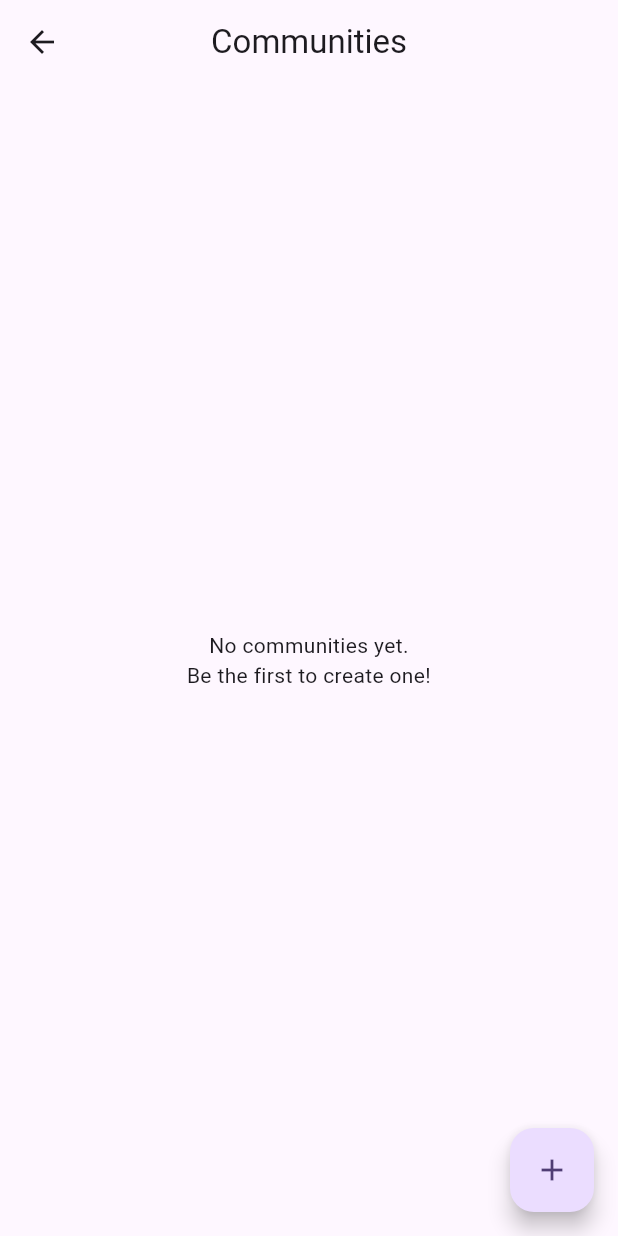
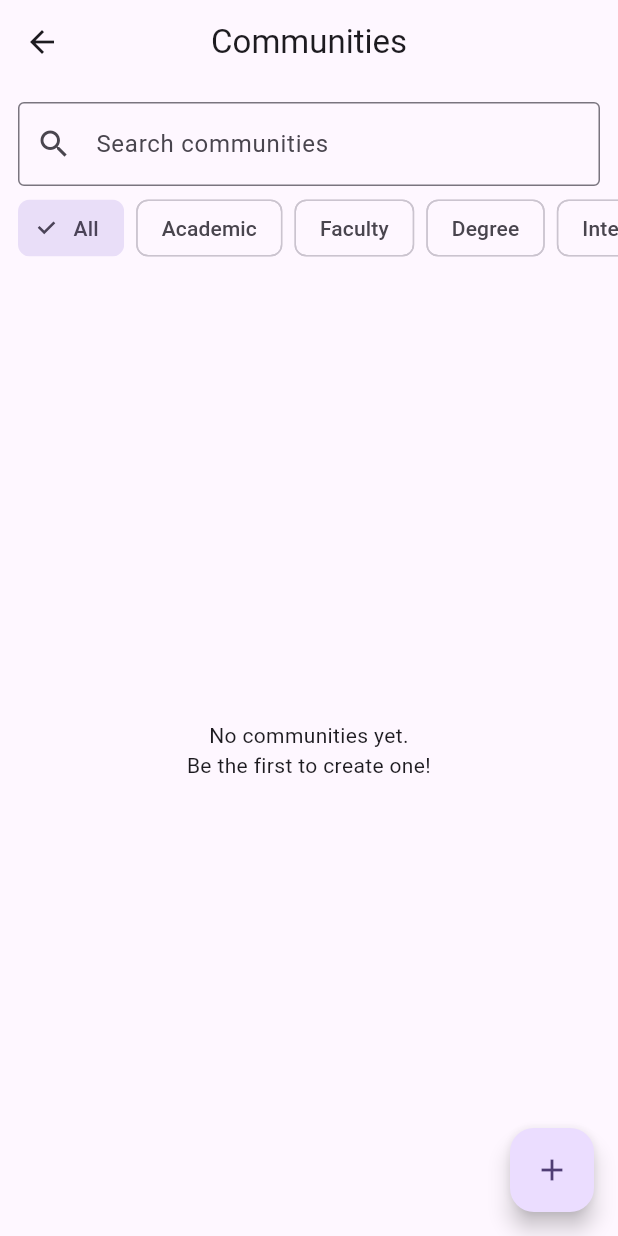
Before and after one commit to Arankan05/onecamp, a Flutter app: the CommunityListScreen screen opened directly, on a phone screen of 412 x 824 dp. Run offline on Flutter 3.47's test engine with Material 3 defaults, Android fonts, the phone set to English and light mode, and no system bars; our stand-ins replace cloud_firestore, firebase_auth, firebase_core; accounts and stored records are empty.

Commit message:
Add search and category filter

```diff
--- a/lib/features/communities/screens/community_list_screen.dart
+++ b/lib/features/communities/screens/community_list_screen.dart
@@ -1,5 +1,6 @@
 import 'package:flutter/material.dart';
 
+import '../community_constants.dart';
 import '../controllers/community_controller.dart';
 import '../models/community.dart';
 import 'community_details_screen.dart';
@@ -14,11 +15,82 @@ class CommunityListScreen extends StatefulWidget {
 
 class _CommunityListScreenState extends State<CommunityListScreen> {
   final CommunityController _controller = CommunityController();
+  final TextEditingController _searchController = TextEditingController();
+
+  String _query = '';
+  String? _selectedCategory; // null means "All"
 
   @override
   void dispose() {
+    _searchController.dispose();
     _controller.dispose();
     super.dispose();
+  }
+
+  List<Community> _applyFilters(List<Community> all) {
+    final query = _query.trim().toLowerCase();
+    return all.where((c) {
+      final matchesName = query.isEmpty || c.name.toLowerCase().contains(query);
+      final matchesCategory =
+          _selectedCategory == null || c.category == _selectedCategory;
+      return matchesName && matchesCategory;
+    }).toList();
+  }
+
+  Widget _buildFilters() {
+    return Column(
+      children: [
+        Padding(
+          padding: const EdgeInsets.fromLTRB(12, 12, 12, 4),
+          child: TextField(
+            controller: _searchController,
+            decoration: InputDecoration(
+              hintText: 'Search communities',
+              prefixIcon: const Icon(Icons.search),
+              border: const OutlineInputBorder(),
+              suffixIcon: _query.isEmpty
+                  ? null
+                  : IconButton(
+                      icon: const Icon(Icons.clear),
+                      onPressed: () {
+                        _searchController.clear();
+                        setState(() => _query = '');
+                      },
+                    ),
+            ),
+            onChanged: (value) => setState(() => _query = value),
+          ),
+        ),
+        SizedBox(
+          height: 48,
+          child: ListView(
+            scrollDirection: Axis.horizontal,
+            padding: const EdgeInsets.symmetric(horizontal: 12),
+            children: [
+              Padding(
+                padding: const EdgeInsets.only(right: 8),
+                child: ChoiceChip(
+                  label: const Text('All'),
+                  selected: _selectedCategory == null,
+                  onSelected: (_) => setState(() => _selectedCategory = null),
+                ),
+              ),
+              ...CommunityConstants.categories.map(
+                (category) => Padding(
+                  padding: const EdgeInsets.only(right: 8),
+                  child: ChoiceChip(
+                    label: Text(category),
+                    selected: _selectedCategory == category,
+                    onSelected: (_) =>
+                        setState(() => _selectedCategory = category),
+                  ),
+                ),
+              ),
+            ],
+          ),
+        ),
+      ],
+    );
   }
 
   @override
@@ -36,7 +108,11 @@ class _CommunityListScreenState extends State<CommunityListScreen> {
         },
         child: const Icon(Icons.add),
       ),
-      body: StreamBuilder<List<Community>>(
+      body: Column(
+        children: [
+          _buildFilters(),
+          Expanded(
+            child: StreamBuilder<List<Community>>(
               stream: _controller.communities,
               builder: (context, snapshot) {
                 if (snapshot.connectionState == ConnectionState.waiting) {
@@ -55,13 +131,26 @@ class _CommunityListScreenState extends State<CommunityListScreen> {
                   );
                 }
 
-          final communities = snapshot.data ?? [];
+                final all = snapshot.data ?? [];
+                if (all.isEmpty) {
+                  return const Center(
+                    child: Padding(
+                      padding: EdgeInsets.all(24),
+                      child: Text(
+                        'No communities yet.\nBe the first to create one!',
+                        textAlign: TextAlign.center,
+                      ),
+                    ),
+                  );
+                }
+
+                final communities = _applyFilters(all);
                 if (communities.isEmpty) {
                   return const Center(
                     child: Padding(
                       padding: EdgeInsets.all(24),
                       child: Text(
-                  'No communities yet.\nBe the first to create one!',
+                        'No communities match your search.',
                         textAlign: TextAlign.center,
                       ),
                     ),
@@ -92,8 +181,9 @@ class _CommunityListScreenState extends State<CommunityListScreen> {
                         onTap: () {
                           Navigator.of(context).push(
                             MaterialPageRoute(
-                        builder: (_) =>
-                            CommunityDetailsScreen(communityId: community.id),
+                              builder: (_) => CommunityDetailsScreen(
+                                communityId: community.id,
+                              ),
                             ),
                           );
                         },
@@ -103,6 +193,9 @@ class _CommunityListScreenState extends State<CommunityListScreen> {
                 );
               },
             ),
+          ),
+        ],
+      ),
     );
   }
 }
```
Lines whose indentation alone changed are shown as unchanged.
